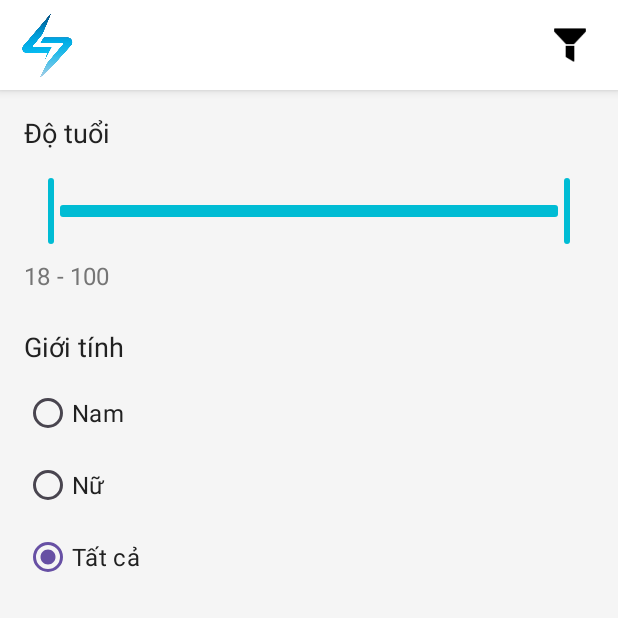
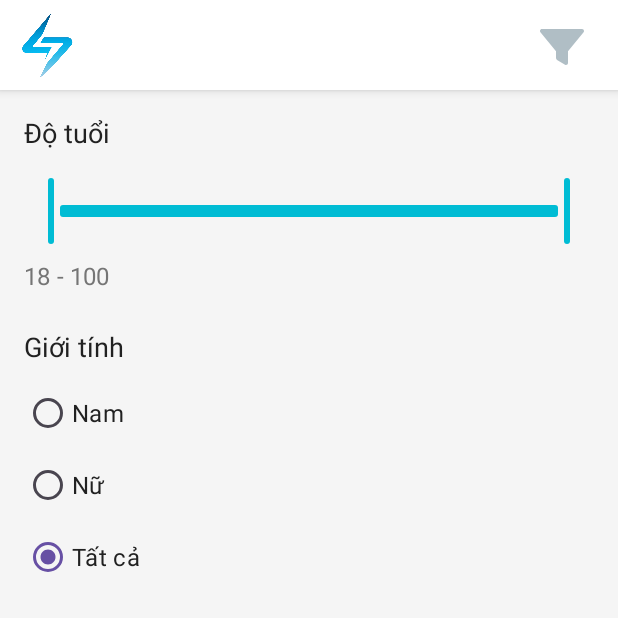
Before and after one commit to ThinhVo0/dating-app-ui, an Android app: the MainActivity screen opened directly, with no data from a screen before it, after a tap on "Bộ Lọc", on a phone screen of 412 x 824 dp, the top half of it. Run offline under Robolectric (Android 15) with nearby library versions, the phone set to English and light mode, and no system bars; our stand-ins replace navigation-ui; 2 statements that could not run were skipped.

Commit message:
fix filter ui

```diff
--- a/app/src/main/res/color/selector_nav_icon.xml
+++ b/app/src/main/res/color/selector_nav_icon.xml
@@ -1,6 +1,5 @@
 <?xml version="1.0" encoding="utf-8"?>
 <selector xmlns:android="http://schemas.android.com/apk/res/android">
-    <item android:color="@color/black" android:state_checked="true"/>
-    <item android:color="@color/white" android:state_enabled="true"/>
-    <item android:color="@color/primary_blue"/>
+    <item android:color="@color/thunder" android:state_checked="true"/>
+    <item android:color="#B0BEC5" android:state_checked="false"/>
 </selector>
--- /dev/null
+++ b/app/src/main/res/drawable/btn_filter.xml
@@ -0,0 +1,12 @@
+<vector xmlns:android="http://schemas.android.com/apk/res/android"
+    android:width="24dp"
+    android:height="24dp"
+    android:viewportWidth="24"
+    android:viewportHeight="24"
+    android:tint="?attr/colorControlNormal">
+
+  <!-- Miệng phễu -->
+  <path
+      android:fillColor="#B0BEC5"
+      android:pathData="M3,4h18c0.55,0 1,0.45 1,1 0,0.22 -0.07,0.43 -0.21,0.6l-7.79,9.5v5.9c0,0.55 -0.45,1 -1,1 -0.17,0 -0.33,-0.04 -0.48,-0.13l-4,-2.4c-0.31,-0.19 -0.52,-0.53 -0.52,-0.91v-3.46l-7.79,-9.5c-0.34,-0.42 -0.28,-1.03 0.14,-1.37 0.17,-0.14 0.38,-0.21 0.6,-0.21z"/>
+</vector>
--- a/app/src/main/res/layout/activity_main.xml
+++ b/app/src/main/res/layout/activity_main.xml
@@ -52,15 +52,17 @@
         <!-- Nút Bộ Lọc -->
         <ImageView
             android:id="@+id/filter_icon"
-            android:layout_width="32dp"
-            android:layout_height="32dp"
+            android:layout_width="40dp"
+            android:layout_height="40dp"
             android:layout_marginEnd="16dp"
             android:contentDescription="Bộ Lọc"
             android:padding="4dp"
             android:src="@drawable/btn_filter"
+
             app:layout_constraintBottom_toBottomOf="parent"
             app:layout_constraintEnd_toEndOf="parent"
-            app:layout_constraintTop_toTopOf="parent" />
+            app:layout_constraintTop_toTopOf="parent"
+            app:tint="@color/selector_nav_icon" />
 
     </androidx.constraintlayout.widget.ConstraintLayout>
 
--- a/app/src/main/res/values/colors.xml
+++ b/app/src/main/res/values/colors.xml
@@ -5,4 +5,5 @@
     <color name="primary_blue">#03A9F4</color>
     <color name="thunder">#00BCD4</color>
     <color name="transparent">#00000000</color>
+
 </resources>
```
Also changed, not shown: app/src/main/res/drawable/btn_filter.png (deleted).
